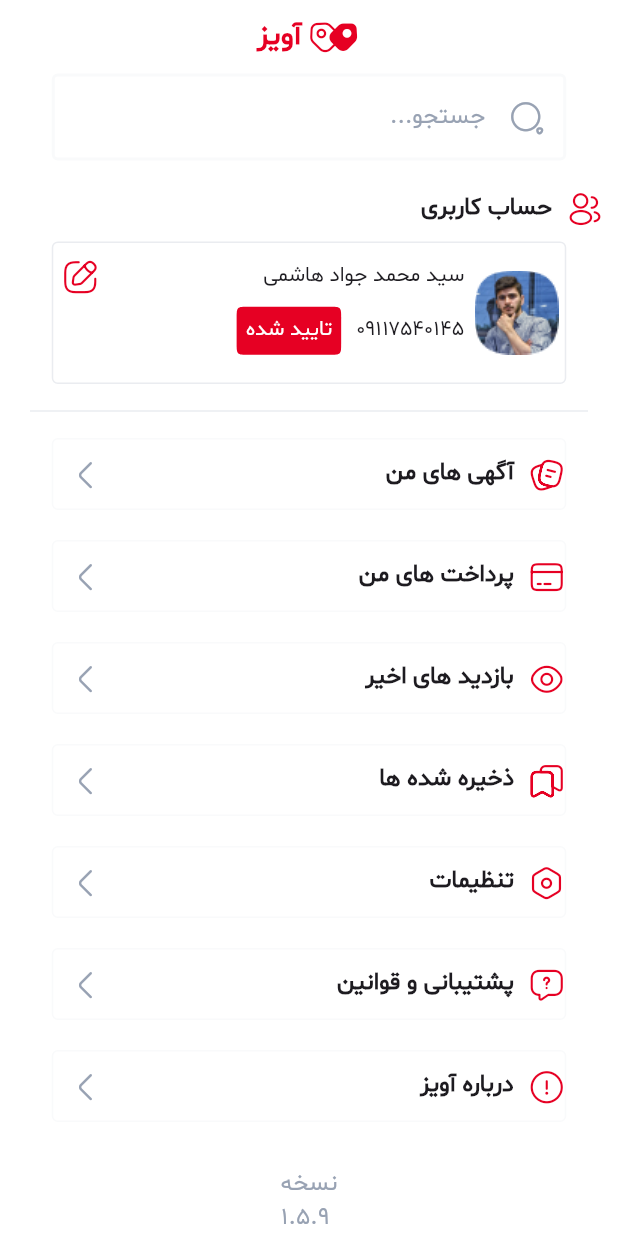
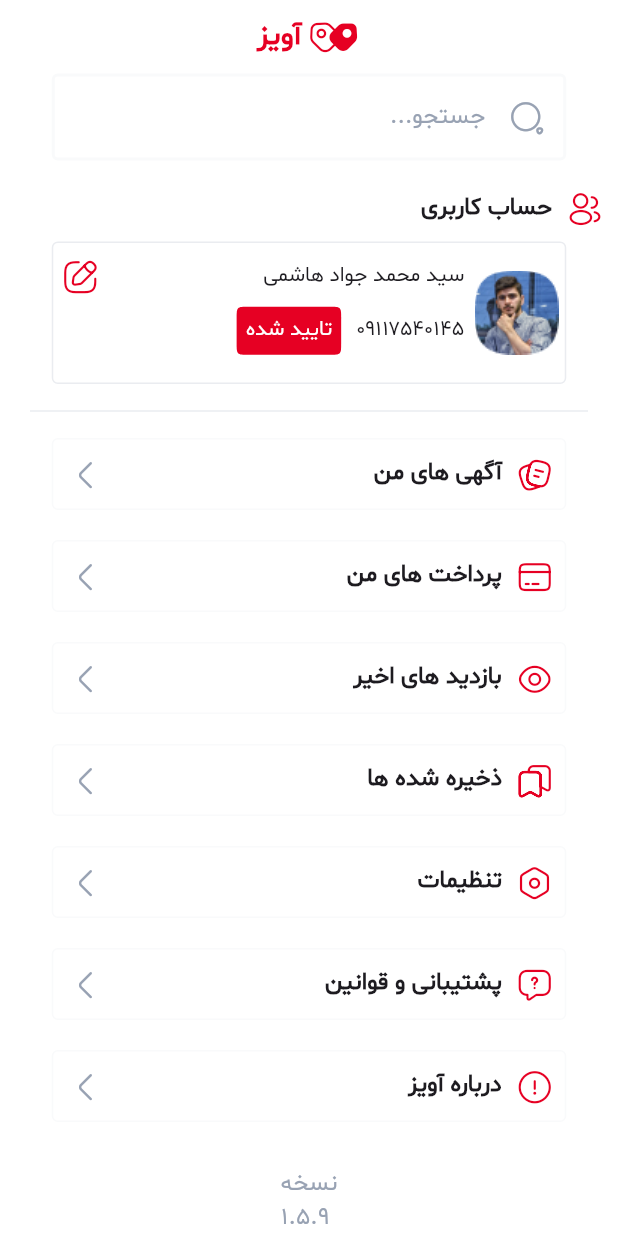
Before and after one commit to Mohammad-Hossein-Dlt/aviz_real_estate_ads, a Flutter app: the ProfileScreen screen opened directly, on a phone screen of 412 x 824 dp. Run offline on Flutter 3.47's test engine with Material 3 defaults, Android fonts, the phone set to English and light mode, and no system bars; our stand-ins replace dotted_border, file_picker, flutter_animate, flutter_staggered_animations, percent_indicator, pinput and 1 more.

Commit message:
Add files via upload

```diff
--- a/lib/screens/profile_screen.dart
+++ b/lib/screens/profile_screen.dart
@@ -235,6 +235,7 @@ class ProfileScreen extends StatelessWidget {
           width: 343,
           height: 48,
           margin: const EdgeInsets.symmetric(vertical: 10),
+          padding: const EdgeInsets.only(left: 10, right: 8),
           decoration: BoxDecoration(
             borderRadius: const BorderRadius.all(Radius.circular(4)),
             border: Border.all(color: grey),
@@ -246,13 +247,10 @@ class ProfileScreen extends StatelessWidget {
             child: Row(
               mainAxisAlignment: MainAxisAlignment.spaceBetween,
               children: [
-                const Padding(
-                  padding: EdgeInsets.only(left: 10),
-                  child: Icon(
-                    Iconsax.arrow_left_2,
-                    color: grey3,
-                    size: 24,
-                  ),
+                const Icon(
+                  Iconsax.arrow_left_2,
+                  color: grey3,
+                  size: 24,
                 ),
                 CustomTitle(text: text, icon: icon),
               ],
```
